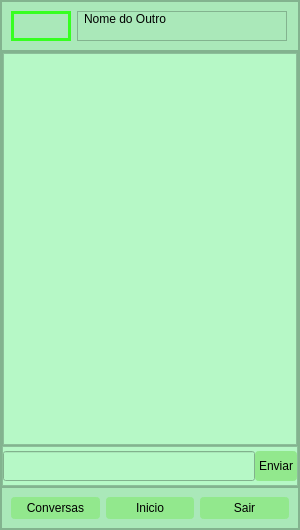
Old version of the form tela_Conversa.ui in the repository Liedsonfsa/POO2.
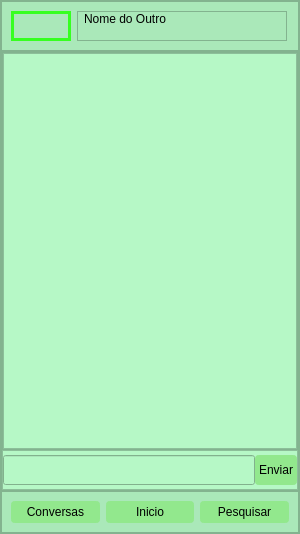
New version of the form. Icons and pictures are not drawn.

Patch:
```diff
--- a/tela_Conversa.ui
+++ b/tela_Conversa.ui
@@ -7,7 +7,7 @@
     <x>0</x>
     <y>0</y>
     <width>300</width>
-    <height>530</height>
+    <height>534</height>
    </rect>
   </property>
   <property name="minimumSize">
@@ -430,7 +430,7 @@
 </string>
             </property>
             <property name="text">
-             <string>Sair</string>
+             <string>Pesquisar</string>
             </property>
            </widget>
           </item>
```
Left out of the diff: 2 changed lines with no effect on the pictures.
